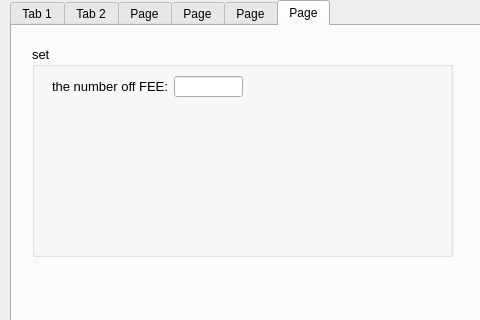
Before: the Qt Designer form mainwindow.ui in Dreamcatcher-aug/muon_Window, drawn with Qt 5; both pictures show x 0 to 480 and y 0 to 320 of the 807 by 606 pixel window.
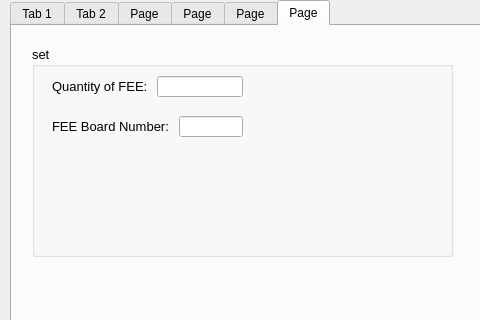
After: the same form once the commit is applied. The open tabs and pages were chosen to show the change.

```diff
--- a/mainwindow.ui
+++ b/mainwindow.ui
@@ -4763,7 +4763,7 @@
         <item>
          <widget class="QLabel" name="label_114">
           <property name="text">
-           <string>the number off FEE:</string>
+           <string>Quantity of FEE: </string>
           </property>
          </widget>
         </item>
@@ -4772,6 +4772,28 @@
         </item>
        </layout>
       </widget>
+      <widget class="QWidget" name="">
+       <property name="geometry">
+        <rect>
+         <x>20</x>
+         <y>70</y>
+         <width>191</width>
+         <height>21</height>
+        </rect>
+       </property>
+       <layout class="QHBoxLayout" name="horizontalLayout_135">
+        <item>
+         <widget class="QLabel" name="label_3">
+          <property name="text">
+           <string>FEE Board Number: </string>
+          </property>
+         </widget>
+        </item>
+        <item>
+         <widget class="QLineEdit" name="FEE_SEND_NUM"/>
+        </item>
+       </layout>
+      </widget>
      </widget>
      <widget class="QGroupBox" name="groupBox">
       <property name="geometry">
```
Left out of the diff: 2 changed lines with no effect on the pictures.
